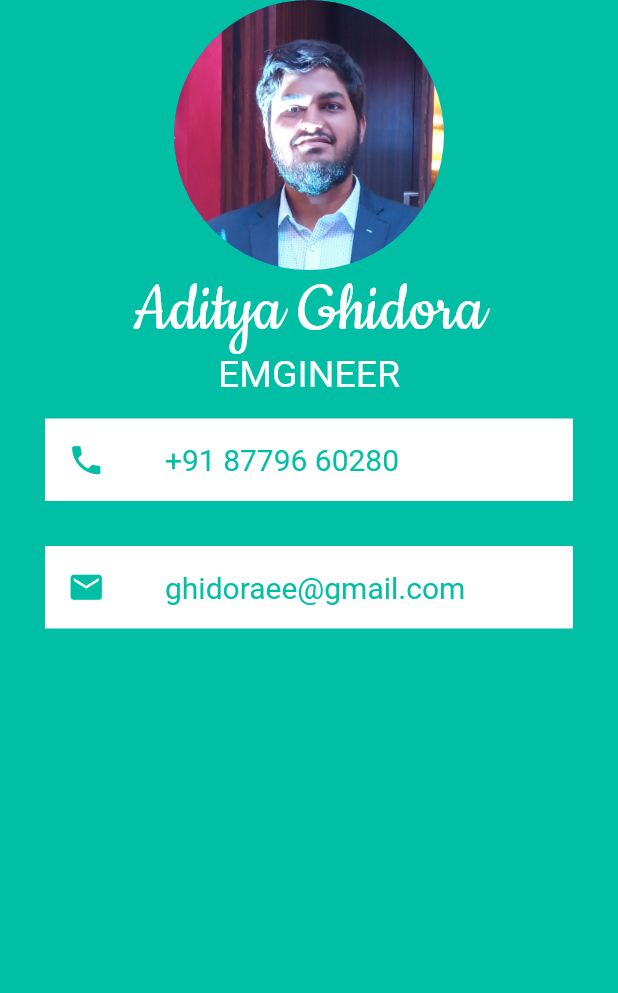
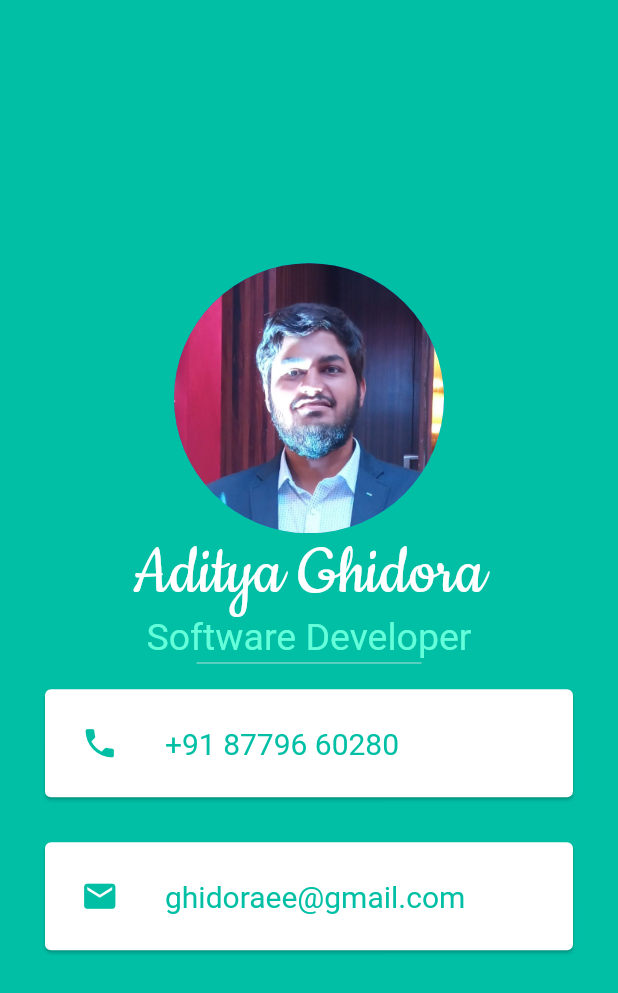
Before and after one commit to kurayami07734/FlutterProjects, a Flutter app: the screen it shows after launch, on a phone screen of 412 x 824 dp. Shown: the top 993 px of the screen. Run offline on Flutter 3.47's test engine with Material 2 defaults, Android fonts, the light colour scheme and no system bars.

Commit message:
finished myCard app

```diff
--- a/mi_card/lib/card.dart
+++ b/mi_card/lib/card.dart
@@ -9,6 +9,7 @@ class MyCard extends StatelessWidget {
       home: Scaffold(
         body: SafeArea(
           child: Column(
+            mainAxisAlignment: MainAxisAlignment.center,
             children: [
               const Center(
                 child: CircleAvatar(
@@ -22,49 +23,49 @@ class MyCard extends StatelessWidget {
                     fontSize: 50, color: Colors.white, fontFamily: 'Cookie'),
               ),
               const Text(
-                'EMGINEER',
-                style: TextStyle(fontSize: 25, color: Colors.white),
+                'Software Developer',
+                style: TextStyle(fontSize: 25, color: Colors.tealAccent),
               ),
-              Container(
-                color: Colors.white,
+              SizedBox(
+                height: 5,
+                width: 150,
+                child: Divider(color: Colors.teal[100]),
+              ),
+              Card(
                 margin: const EdgeInsets.symmetric(
                     vertical: 15.0, horizontal: 30.0),
-                padding: const EdgeInsets.all(15.0),
-                child: Row(
-                  children: [
-                    Icon(
+                child: Padding(
+                  padding: const EdgeInsets.all(8.0),
+                  child: ListTile(
+                    leading: Icon(
                       Icons.phone,
                       color: Colors.tealAccent[700],
                       size: 25.0,
                     ),
-                    const SizedBox(width: 40),
-                    Text(
+                    title: Text(
                       '+91 87796 60280',
                       style: TextStyle(
                           color: Colors.tealAccent[700], fontSize: 20),
-                    )
-                  ],
                     ),
                   ),
-              Container(
-                color: Colors.white,
+                ),
+              ),
+              Card(
                 margin: const EdgeInsets.symmetric(
                     vertical: 15.0, horizontal: 30.0),
-                padding: const EdgeInsets.all(15.0),
-                child: Row(
-                  children: [
-                    Icon(
+                child: Padding(
+                  padding: const EdgeInsets.all(8.0),
+                  child: ListTile(
+                      leading: Icon(
                         Icons.mail,
                         color: Colors.tealAccent[700],
                         size: 25.0,
                       ),
-                    const SizedBox(width: 40),
-                    Text(
+                      title: Text(
                         'ghidoraee@gmail.com',
                         style: TextStyle(
                             color: Colors.tealAccent[700], fontSize: 20),
-                    )
-                  ],
+                      )),
                 ),
               )
             ],
```
Lines whose indentation alone changed are shown as unchanged.
